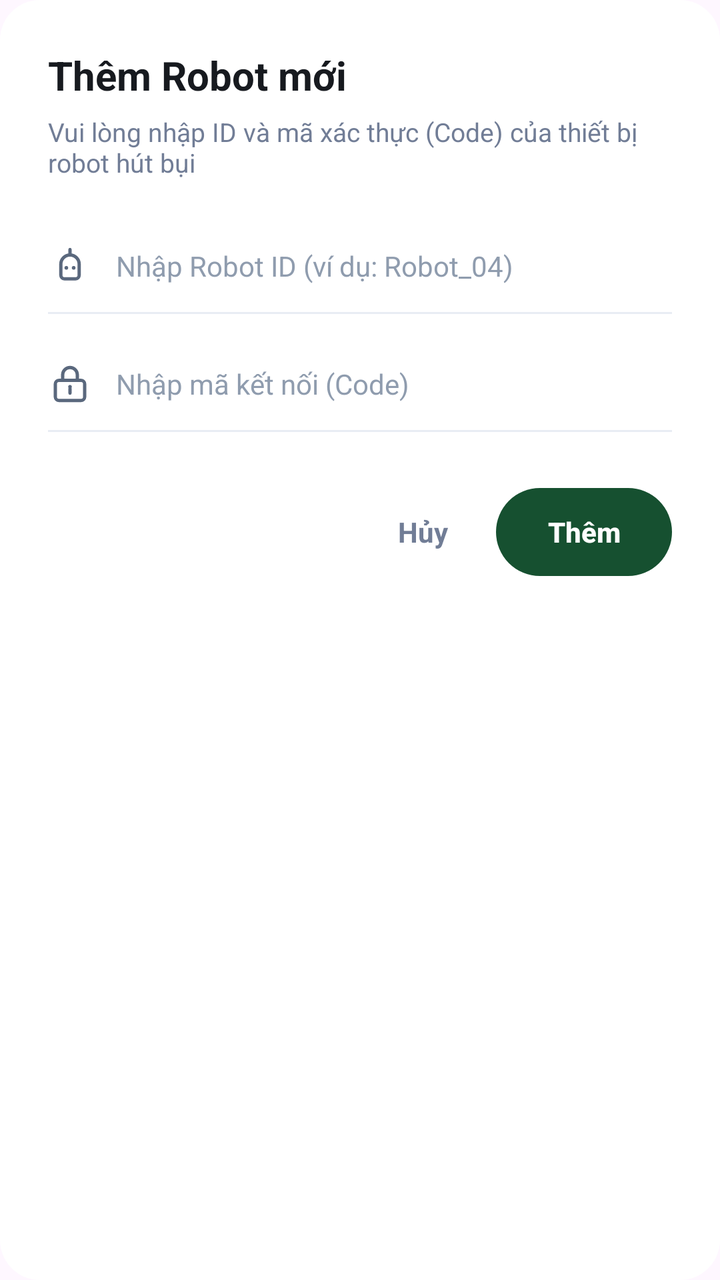
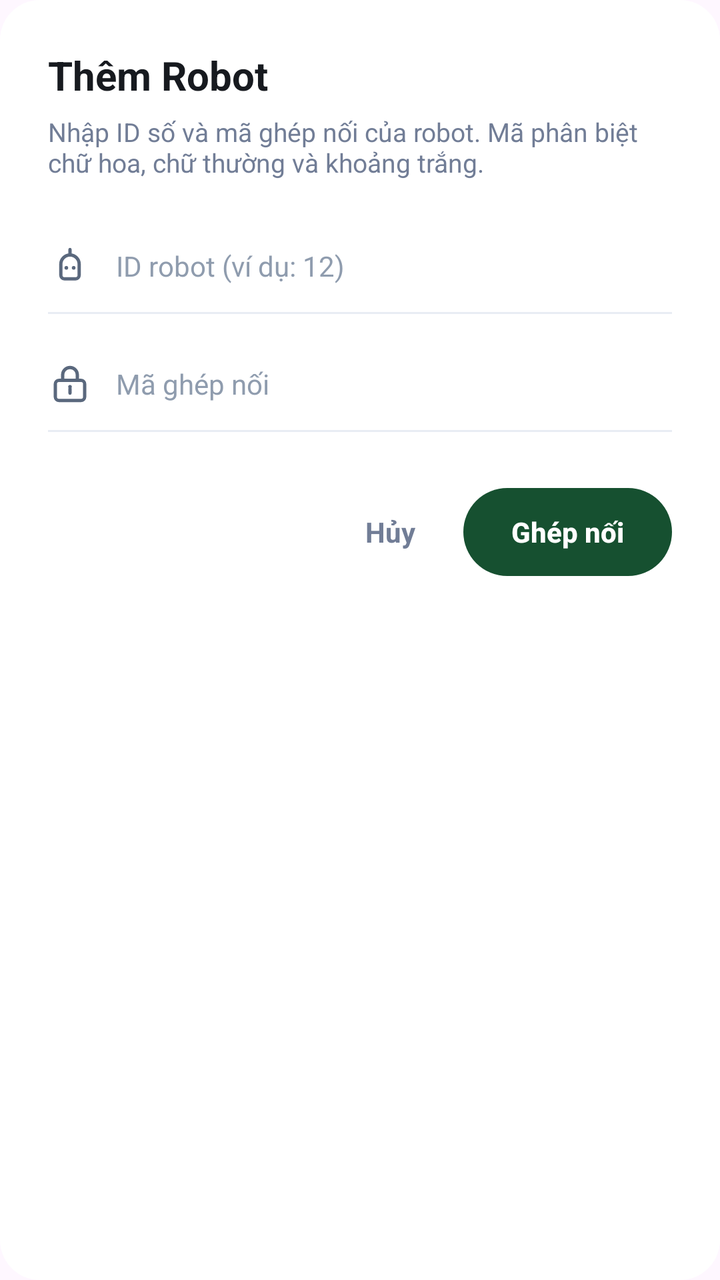

Compare the two renders of this Android layout. The source of the first and the diff that turns it into the second are given below.
<!-- AndroidManifest.xml: application theme Theme.RobotVacuumApp -->
<!-- res/layout/dialog_add_robot.xml -->
<?xml version="1.0" encoding="utf-8"?>
<LinearLayout xmlns:android="http://schemas.android.com/apk/res/android"
    xmlns:app="http://schemas.android.com/apk/res-auto"
    android:layout_width="match_parent"
    android:layout_height="wrap_content"
    android:background="@drawable/bg_dialog"
    android:orientation="vertical"
    android:padding="24dp">

    
    <TextView
        android:layout_width="wrap_content"
        android:layout_height="wrap_content"
        android:text="Thêm Robot mới"
        android:textColor="@color/text_title"
        android:textSize="20sp"
        android:textStyle="bold" />

    <TextView
        android:layout_width="wrap_content"
        android:layout_height="wrap_content"
        android:layout_marginTop="6dp"
        android:text="Vui lòng nhập ID và mã xác thực (Code) của thiết bị robot hút bụi"
        android:textColor="@color/text_secondary"
        android:textSize="13sp" />

    
    <LinearLayout
        android:layout_width="match_parent"
        android:layout_height="wrap_content"
        android:layout_marginTop="24dp"
        android:orientation="vertical">

        <LinearLayout
            android:layout_width="match_parent"
            android:layout_height="wrap_content"
            android:gravity="center_vertical"
            android:orientation="horizontal"
            android:paddingVertical="8dp">

            <ImageView
                android:layout_width="22dp"
                android:layout_height="22dp"
                android:contentDescription="@null"
                android:src="@drawable/ic_nav_robot"
                app:tint="@color/icon_tint" />

            <EditText
                android:id="@+id/edt_robot_id"
                android:layout_width="match_parent"
                android:layout_height="wrap_content"
                android:layout_marginStart="12dp"
                android:background="@null"
                android:hint="Nhập Robot ID (ví dụ: Robot_04)"
                android:imeOptions="actionNext"
                android:inputType="text"
                android:maxLines="1"
                android:textColor="@color/text_primary"
                android:textColorHint="@color/text_hint"
                android:textSize="14sp" />
        </LinearLayout>

        <View
            android:layout_width="match_parent"
            android:layout_height="1dp"
            android:layout_marginTop="4dp"
            android:background="@color/divider_line" />
    </LinearLayout>

    
    <LinearLayout
        android:layout_width="match_parent"
        android:layout_height="wrap_content"
        android:layout_marginTop="16dp"
        android:orientation="vertical">

        <LinearLayout
            android:layout_width="match_parent"
            android:layout_height="wrap_content"
            android:gravity="center_vertical"
            android:orientation="horizontal"
            android:paddingVertical="8dp">

            <ImageView
                android:layout_width="22dp"
                android:layout_height="22dp"
                android:contentDescription="@null"
                android:src="@drawable/ic_lock_outline"
                app:tint="@color/icon_tint" />

            <EditText
                android:id="@+id/edt_robot_code"
                android:layout_width="match_parent"
                android:layout_height="wrap_content"
                android:layout_marginStart="12dp"
                android:background="@null"
                android:hint="Nhập mã kết nối (Code)"
                android:imeOptions="actionDone"
                android:inputType="text"
                android:maxLines="1"
                android:textColor="@color/text_primary"
                android:textColorHint="@color/text_hint"
                android:textSize="14sp" />
        </LinearLayout>

        <View
            android:layout_width="match_parent"
            android:layout_height="1dp"
            android:layout_marginTop="4dp"
            android:background="@color/divider_line" />
    </LinearLayout>

    
    <LinearLayout
        android:layout_width="match_parent"
        android:layout_height="wrap_content"
        android:layout_marginTop="28dp"
        android:gravity="end"
        android:orientation="horizontal">

        <TextView
            android:id="@+id/btn_dialog_cancel"
            android:layout_width="wrap_content"
            android:layout_height="wrap_content"
            android:background="?attr/selectableItemBackgroundBorderless"
            android:clickable="true"
            android:focusable="true"
            android:paddingHorizontal="16dp"
            android:paddingVertical="10dp"
            android:text="Hủy"
            android:textColor="@color/text_secondary"
            android:textSize="14sp"
            android:textStyle="bold" />

        <androidx.appcompat.widget.AppCompatButton
            android:id="@+id/btn_dialog_add"
            android:layout_width="wrap_content"
            android:layout_height="44dp"
            android:layout_marginStart="8dp"
            android:background="@drawable/bg_btn_register"
            android:elevation="0dp"
            android:paddingHorizontal="24dp"
            android:stateListAnimator="@null"
            android:text="Thêm"
            android:textAllCaps="false"
            android:textColor="@color/white"
            android:textSize="14sp"
            android:textStyle="bold" />
    </LinearLayout>

</LinearLayout>
<!-- resources referenced by this layout -->
<resources>
  <color name="divider_line">#E8ECF4</color>
  <color name="icon_tint">#5A687D</color>
  <color name="text_hint">#8F9CAE</color>
  <color name="text_primary">#2B3445</color>
  <color name="text_secondary">#717D96</color>
  <color name="text_title">#171A1F</color>
  <color name="white">#FFFFFFFF</color>
  <!-- drawable bg_btn_register (drawable) -->
  <?xml version="1.0" encoding="utf-8"?>
  <ripple xmlns:android="http://schemas.android.com/apk/res/android"
      android:color="@color/primary_green_dark">
      <item>
          <shape android:shape="rectangle">
              <corners android:radius="28dp" />
              <solid android:color="@color/primary_green" />
          </shape>
      </item>
  </ripple>
  <!-- drawable bg_dialog (drawable) -->
  <?xml version="1.0" encoding="utf-8"?>
  <shape xmlns:android="http://schemas.android.com/apk/res/android"
      android:shape="rectangle">
      <corners android:radius="20dp" />
      <solid android:color="@color/white" />
  </shape>
  <!-- drawable ic_nav_robot (drawable) -->
  <vector xmlns:android="http://schemas.android.com/apk/res/android"
      android:width="24dp"
      android:height="24dp"
      android:viewportWidth="24"
      android:viewportHeight="24">
      
      <path
          android:fillColor="@android:color/transparent"
          android:strokeColor="#165030"
          android:strokeWidth="1.8"
          android:strokeLineCap="round"
          android:strokeLineJoin="round"
          android:pathData="M7,11 C7,8.239 9.239,6 12,6 C14.761,6 17,8.239 17,11 L17,17 C17,18.105 16.105,19 15,19 L9,19 C7.895,19 7,18.105 7,17 Z" />
      
      <path
          android:fillColor="@android:color/transparent"
          android:strokeColor="#165030"
          android:strokeWidth="1.8"
          android:strokeLineCap="round"
          android:pathData="M12,6 L12,3" />
      
      <path
          android:fillColor="#165030"
          android:pathData="M10,12 A1,1 0 1,1 10,14 A1,1 0 1,1 10,12 Z M14,12 A1,1 0 1,1 14,14 A1,1 0 1,1 14,12 Z" />
  </vector>
  <style name="Theme.RobotVacuumApp" parent="Base.Theme.RobotVacuumApp" />
  <color name="primary_green_dark">#0E341E</color>
  <color name="primary_green">#165030</color>
  <style name="Base.Theme.RobotVacuumApp" parent="Theme.Material3.DayNight.NoActionBar">
          
          
      </style>
  <!-- unchanged entries left out for length: 1 -->
</resources>

<!-- the commit's change to res/layout/dialog_add_robot.xml (unified diff, before → after) -->
@@ -11,7 +11,7 @@
     <TextView
         android:layout_width="wrap_content"
         android:layout_height="wrap_content"
-        android:text="Thêm Robot mới"
+        android:text="@string/pair_robot_title"
         android:textColor="@color/text_title"
         android:textSize="20sp"
         android:textStyle="bold" />
@@ -20,7 +20,7 @@
         android:layout_width="wrap_content"
         android:layout_height="wrap_content"
         android:layout_marginTop="6dp"
-        android:text="Vui lòng nhập ID và mã xác thực (Code) của thiết bị robot hút bụi"
+        android:text="@string/pair_robot_description"
         android:textColor="@color/text_secondary"
         android:textSize="13sp" />
 
@@ -51,9 +51,9 @@
                 android:layout_height="wrap_content"
                 android:layout_marginStart="12dp"
                 android:background="@null"
-                android:hint="Nhập Robot ID (ví dụ: Robot_04)"
+                android:hint="@string/hint_robot_id"
                 android:imeOptions="actionNext"
-                android:inputType="text"
+                android:inputType="number"
                 android:maxLines="1"
                 android:textColor="@color/text_primary"
                 android:textColorHint="@color/text_hint"
@@ -94,9 +94,9 @@
                 android:layout_height="wrap_content"
                 android:layout_marginStart="12dp"
                 android:background="@null"
-                android:hint="Nhập mã kết nối (Code)"
+                android:hint="@string/hint_pair_code"
                 android:imeOptions="actionDone"
-                android:inputType="text"
+                android:inputType="textVisiblePassword|textNoSuggestions"
                 android:maxLines="1"
                 android:textColor="@color/text_primary"
                 android:textColorHint="@color/text_hint"
@@ -109,6 +109,16 @@
             android:layout_marginTop="4dp"
             android:background="@color/divider_line" />
     </LinearLayout>
+
+    <TextView
+        android:id="@+id/tv_pair_error"
+        android:layout_width="match_parent"
+        android:layout_height="wrap_content"
+        android:layout_marginTop="12dp"
+        android:accessibilityLiveRegion="polite"
+        android:textColor="@color/strength_weak"
+        android:textSize="13sp"
+        android:visibility="gone" />
 
     
     <LinearLayout
@@ -127,7 +137,7 @@
             android:focusable="true"
             android:paddingHorizontal="16dp"
             android:paddingVertical="10dp"
-            android:text="Hủy"
+            android:text="@string/action_cancel"
             android:textColor="@color/text_secondary"
             android:textSize="14sp"
             android:textStyle="bold" />
@@ -141,7 +151,7 @@
             android:elevation="0dp"
             android:paddingHorizontal="24dp"
             android:stateListAnimator="@null"
-            android:text="Thêm"
+            android:text="@string/action_pair"
             android:textAllCaps="false"
             android:textColor="@color/white"
             android:textSize="14sp"
<!-- resource entries referenced after the edit -->
@@ -2,6 +2,7 @@
 <resources>
   <color name="divider_line">#E8ECF4</color>
   <color name="icon_tint">#5A687D</color>
+  <color name="strength_weak">#EF4444</color>
   <color name="text_hint">#8F9CAE</color>
   <color name="text_primary">#2B3445</color>
   <color name="text_secondary">#717D96</color>
@@ -51,6 +52,12 @@
           android:fillColor="#165030"
           android:pathData="M10,12 A1,1 0 1,1 10,14 A1,1 0 1,1 10,12 Z M14,12 A1,1 0 1,1 14,14 A1,1 0 1,1 14,12 Z" />
   </vector>
+  <string name="action_cancel">Hủy</string>
+  <string name="action_pair">Ghép nối</string>
+  <string name="hint_pair_code">Mã ghép nối</string>
+  <string name="hint_robot_id">ID robot (ví dụ: 12)</string>
+  <string name="pair_robot_description">Nhập ID số và mã ghép nối của robot. Mã phân biệt chữ hoa, chữ thường và khoảng trắng.</string>
+  <string name="pair_robot_title">Thêm Robot</string>
   <style name="Theme.RobotVacuumApp" parent="Base.Theme.RobotVacuumApp" />
   <color name="primary_green_dark">#0E341E</color>
   <color name="primary_green">#165030</color>
